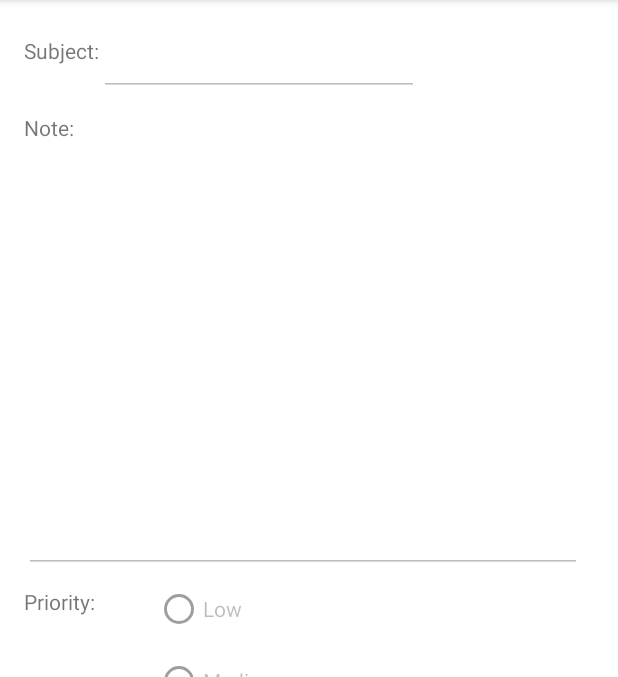
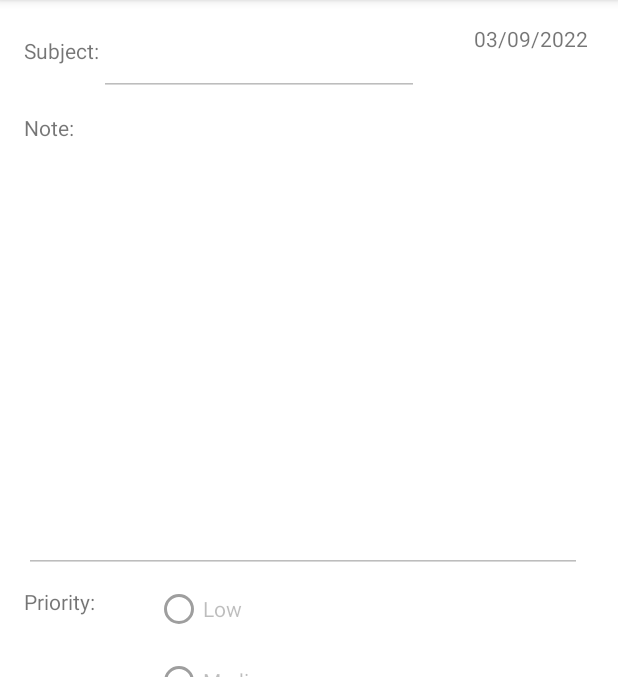
Before and after one commit to mjpark98/myNoteApp, an Android app: the screen it shows after launch (MainActivity), on a phone screen of 412 x 824 dp, the part 84-761 px from its top. Run offline under Robolectric (Android 15) with nearby library versions, the phone set to English and light mode, and no system bars.

Commit message:
final touch up added date to notes activity

```diff
--- a/app/src/main/java/com/example/mynoteapp/MainActivity.java
+++ b/app/src/main/java/com/example/mynoteapp/MainActivity.java
@@ -7,12 +7,14 @@ import android.content.Intent;
 import android.os.Bundle;
 import android.text.Editable;
 import android.text.TextWatcher;
+import android.text.format.DateFormat;
 import android.view.View;
 import android.widget.Button;
 import android.widget.EditText;
 import android.widget.ImageButton;
 import android.widget.RadioButton;
 import android.widget.RadioGroup;
+import android.widget.TextView;
 import android.widget.Toast;
 import android.widget.ToggleButton;
 
@@ -44,6 +46,10 @@ public class MainActivity extends AppCompatActivity {
         else {
             currentNotes = new Notes();
         }
+
+        TextView dateTextView = findViewById(R.id.dateTextView);
+        dateTextView.setText(DateFormat.format("MM/dd/yyy", currentNotes.getDate().getTimeInMillis()).toString());
+
 
         setForEditing(false);
         initListButton();
@@ -215,10 +221,12 @@ public class MainActivity extends AppCompatActivity {
         }
         EditText editSubject = findViewById(R.id.editSubject);
         EditText editNote = findViewById(R.id.editNotesText);
+        TextView dateTextView = findViewById(R.id.dateTextView);
       //  RadioGroup priorityButtons = findViewById(R.id.radioGroupPriority);
 
         editSubject.setText(currentNotes.getSubject());
         editNote.setText(currentNotes.getNotes());
+        dateTextView.setText(DateFormat.format("MM/dd/yyy", currentNotes.getDate().getTimeInMillis()).toString());
 
 
             RadioButton lowPriority =  findViewById(R.id.radioButtonLow);
--- a/app/src/main/java/com/example/mynoteapp/Notes.java
+++ b/app/src/main/java/com/example/mynoteapp/Notes.java
@@ -1,9 +1,5 @@
 package com.example.mynoteapp;
 
-import java.text.DateFormat;
-import java.text.Normalizer;
-import java.text.SimpleDateFormat;
-import java.time.format.DateTimeFormatter;
 import java.util.Calendar;
 
 public class Notes {
--- a/app/src/main/res/layout/activity_main.xml
+++ b/app/src/main/res/layout/activity_main.xml
@@ -182,6 +182,16 @@
                 app:layout_constraintTop_toTopOf="parent"
                 tools:ignore="SpeakableTextPresentCheck" />
 
+            <TextView
+                android:id="@+id/dateTextView"
+                android:layout_width="wrap_content"
+                android:layout_height="wrap_content"
+                android:layout_marginTop="8dp"
+                android:layout_marginEnd="20dp"
+                android:text="TextView"
+                app:layout_constraintEnd_toEndOf="parent"
+                app:layout_constraintTop_toTopOf="parent" />
+
         </androidx.constraintlayout.widget.ConstraintLayout>
     </ScrollView>
 
```
